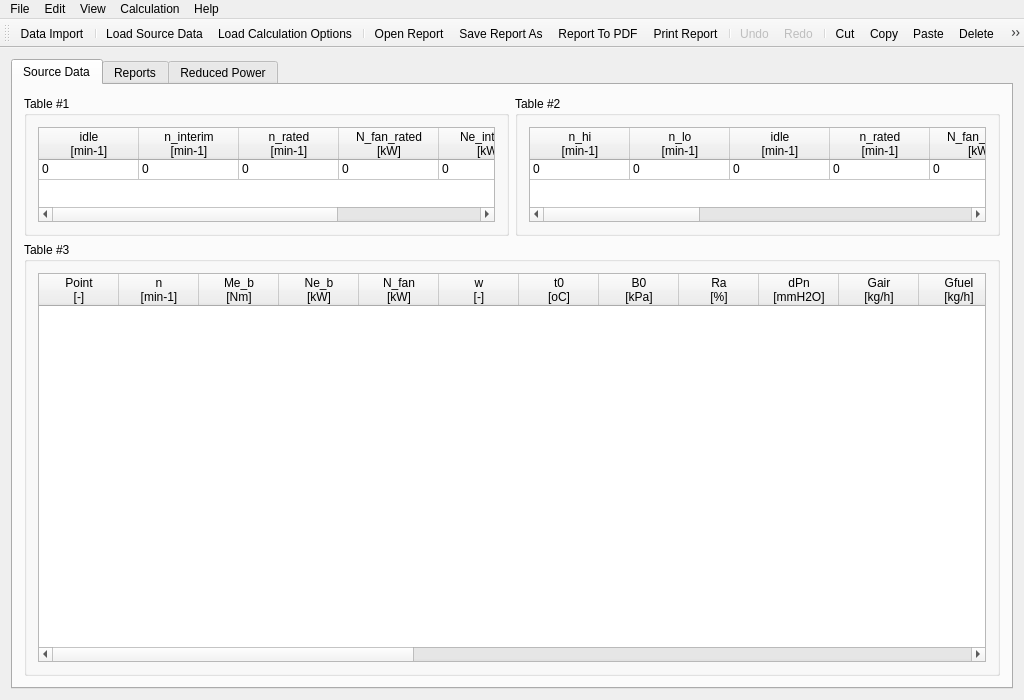
Old version of the form Qr49/qr49.ui in the repository pa23/r49.
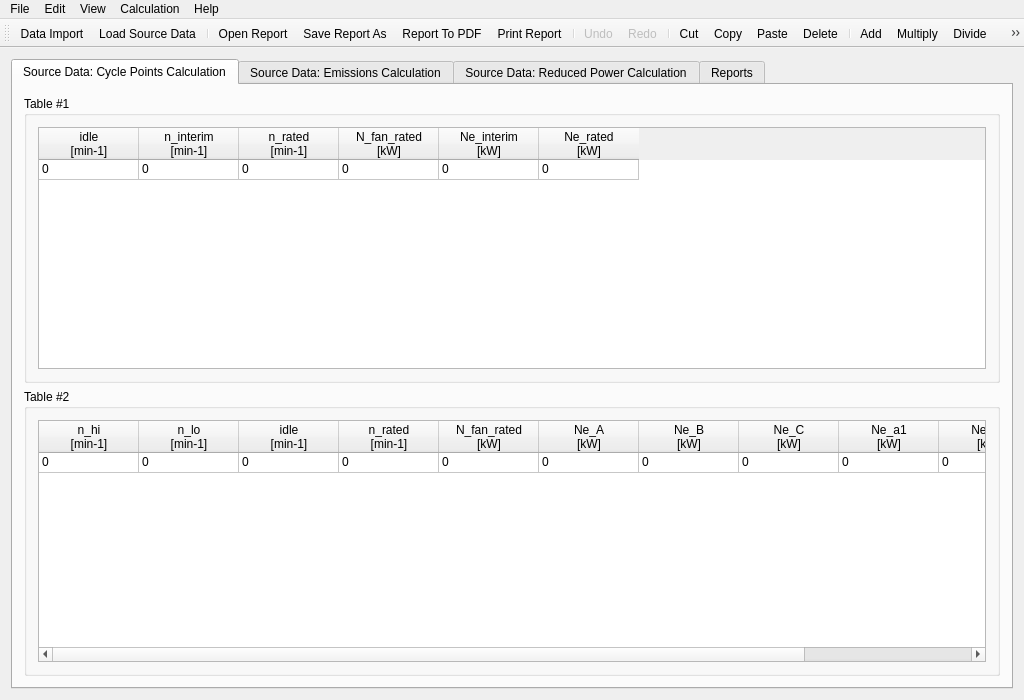
New version of the form. The open tabs and pages were chosen to show the change. Icons and pictures are not drawn.

Commit message: New widgets layout of Qr49 main window.

What changed in the file:
```diff
--- a/Qr49/qr49.ui
+++ b/Qr49/qr49.ui
@@ -43,39 +43,11 @@
         </property>
         <widget class="QWidget" name="tab_SrcData">
          <attribute name="title">
-          <string>Source Data</string>
+          <string>Source Data: Cycle Points Calculation</string>
          </attribute>
-         <layout class="QVBoxLayout" name="verticalLayout_6">
-          <item>
-           <layout class="QVBoxLayout" name="verticalLayout_2">
-            <item>
-             <layout class="QHBoxLayout" name="horizontalLayout">
+         <layout class="QVBoxLayout" name="verticalLayout_10">
               <item>
                <widget class="QGroupBox" name="groupBox">
-                <property name="sizePolicy">
-                 <sizepolicy hsizetype="Expanding" vsizetype="Maximum">
-                  <horstretch>0</horstretch>
-                  <verstretch>0</verstretch>
-                 </sizepolicy>
-                </property>
-                <property name="minimumSize">
-                 <size>
-                  <width>0</width>
-                  <height>140</height>
-                 </size>
-                </property>
-                <property name="maximumSize">
-                 <size>
-                  <width>16777215</width>
-                  <height>140</height>
-                 </size>
-                </property>
-                <property name="font">
-                 <font>
-                  <weight>50</weight>
-                  <bold>false</bold>
-                 </font>
-                </property>
                 <property name="toolTip">
                  <string>EU2, EU1, EU0, OST, GOST, r96**, GOST 30574 Cycle Points Calculation</string>
                 </property>
@@ -85,18 +57,6 @@
                 <layout class="QVBoxLayout" name="verticalLayout_5">
                  <item>
                   <widget class="QTableWidget" name="tableWidget_SrcDataEU0">
-                   <property name="minimumSize">
-                    <size>
-                     <width>0</width>
-                     <height>0</height>
-                    </size>
-                   </property>
-                   <property name="maximumSize">
-                    <size>
-                     <width>16777215</width>
-                     <height>16777215</height>
-                    </size>
-                   </property>
                    <property name="contextMenuPolicy">
                     <enum>Qt::DefaultContextMenu</enum>
                    </property>
@@ -190,24 +150,6 @@
               </item>
               <item>
                <widget class="QGroupBox" name="groupBox_2">
-                <property name="sizePolicy">
-                 <sizepolicy hsizetype="Expanding" vsizetype="Maximum">
-                  <horstretch>0</horstretch>
-                  <verstretch>0</verstretch>
-                 </sizepolicy>
-                </property>
-                <property name="minimumSize">
-                 <size>
-                  <width>0</width>
-                  <height>140</height>
-                 </size>
-                </property>
-                <property name="maximumSize">
-                 <size>
-                  <width>16777215</width>
-                  <height>140</height>
-                 </size>
-                </property>
                 <property name="toolTip">
                  <string>EU6, EU5, EU4, EU3 Cycle Points Calculation</string>
                 </property>
@@ -217,12 +159,6 @@
                 <layout class="QVBoxLayout" name="verticalLayout_4">
                  <item>
                   <widget class="QTableWidget" name="tableWidget_SrcDataEU3">
-                   <property name="maximumSize">
-                    <size>
-                     <width>16777215</width>
-                     <height>16777215</height>
-                    </size>
-                   </property>
                    <property name="selectionMode">
                     <enum>QAbstractItemView::ContiguousSelection</enum>
                    </property>
@@ -364,15 +300,16 @@
                </widget>
               </item>
              </layout>
-            </item>
+        </widget>
+        <widget class="QWidget" name="tab_SrcDataEmissions">
+         <attribute name="title">
+          <string>Source Data: Emissions Calculation</string>
+         </attribute>
+         <layout class="QVBoxLayout" name="verticalLayout_6">
+          <item>
+           <layout class="QVBoxLayout" name="verticalLayout_2">
             <item>
              <widget class="QGroupBox" name="groupBox_3">
-              <property name="sizePolicy">
-               <sizepolicy hsizetype="Expanding" vsizetype="Expanding">
-                <horstretch>0</horstretch>
-                <verstretch>0</verstretch>
-               </sizepolicy>
-              </property>
               <property name="toolTip">
                <string>Specific Emissions Calculation</string>
               </property>
@@ -389,7 +326,7 @@
                   <number>80</number>
                  </attribute>
                  <attribute name="verticalHeaderVisible">
-                  <bool>true</bool>
+                  <bool>false</bool>
                  </attribute>
                  <column>
                   <property name="text">
@@ -568,33 +505,12 @@
           </item>
          </layout>
         </widget>
-        <widget class="QWidget" name="tab_Reports">
+        <widget class="QWidget" name="tab_ReducedPower">
          <attribute name="title">
-          <string>Reports</string>
+          <string>Source Data: Reduced Power Calculation</string>
          </attribute>
          <layout class="QVBoxLayout" name="verticalLayout">
           <item>
-           <widget class="QComboBox" name="comboBox_OpenedReports"/>
-          </item>
-          <item>
-           <widget class="QPlainTextEdit" name="plainTextEdit_Report">
-            <property name="lineWrapMode">
-             <enum>QPlainTextEdit::NoWrap</enum>
-            </property>
-           </widget>
-          </item>
-         </layout>
-        </widget>
-        <widget class="QWidget" name="tab_RedPower">
-         <attribute name="title">
-          <string>Reduced Power</string>
-         </attribute>
-         <layout class="QVBoxLayout" name="verticalLayout_7">
-          <item>
-           <widget class="QSplitter" name="splitter">
-            <property name="orientation">
-             <enum>Qt::Vertical</enum>
-            </property>
             <widget class="QGroupBox" name="groupBox_4">
              <property name="toolTip">
               <string>Full Load Curve</string>
@@ -681,6 +597,22 @@
               </item>
              </layout>
             </widget>
+          </item>
+         </layout>
+        </widget>
+        <widget class="QWidget" name="tab_Reports">
+         <attribute name="title">
+          <string>Reports</string>
+         </attribute>
+         <layout class="QVBoxLayout" name="verticalLayout">
+          <item>
+           <widget class="QComboBox" name="comboBox_OpenedReports"/>
+          </item>
+          <item>
+           <widget class="QPlainTextEdit" name="plainTextEdit_Report">
+            <property name="lineWrapMode">
+             <enum>QPlainTextEdit::NoWrap</enum>
+            </property>
            </widget>
           </item>
          </layout>
@@ -791,9 +723,7 @@
     <bool>false</bool>
    </attribute>
    <addaction name="action_DataImport"/>
-   <addaction name="separator"/>
    <addaction name="action_LoadSourceData"/>
-   <addaction name="action_LoadCalculationOptions"/>
    <addaction name="separator"/>
    <addaction name="action_OpenReport"/>
    <addaction name="action_SaveReportAs"/>
@@ -1195,29 +1125,6 @@
     <bool>true</bool>
    </property>
   </action>
-  <action name="action_LoadCalculationOptions">
-   <property name="icon">
-    <iconset resource="qr49.qrc">
-     <normaloff>:/icons/loadCalcSerrings.png</normaloff>:/icons/loadCalcSerrings.png</iconset>
-   </property>
-   <property name="text">
-    <string>Load Calculation Options...</string>
-   </property>
-   <property name="shortcut">
-    <string>Ctrl+L</string>
-   </property>
-   <property name="iconVisibleInMenu">
-    <bool>true</bool>
-   </property>
-  </action>
-  <action name="action_SaveCalculationOptionsAs">
-   <property name="text">
-    <string>Save Calculation Options As...</string>
-   </property>
-   <property name="iconVisibleInMenu">
-    <bool>true</bool>
-   </property>
-  </action>
   <action name="action_LoadSourceData">
    <property name="icon">
     <iconset resource="qr49.qrc">
```
Left out of the diff: 31 changed lines with no effect on the pictures. Lines whose indentation alone changed are shown as unchanged. The commit also changes 2 other files.
